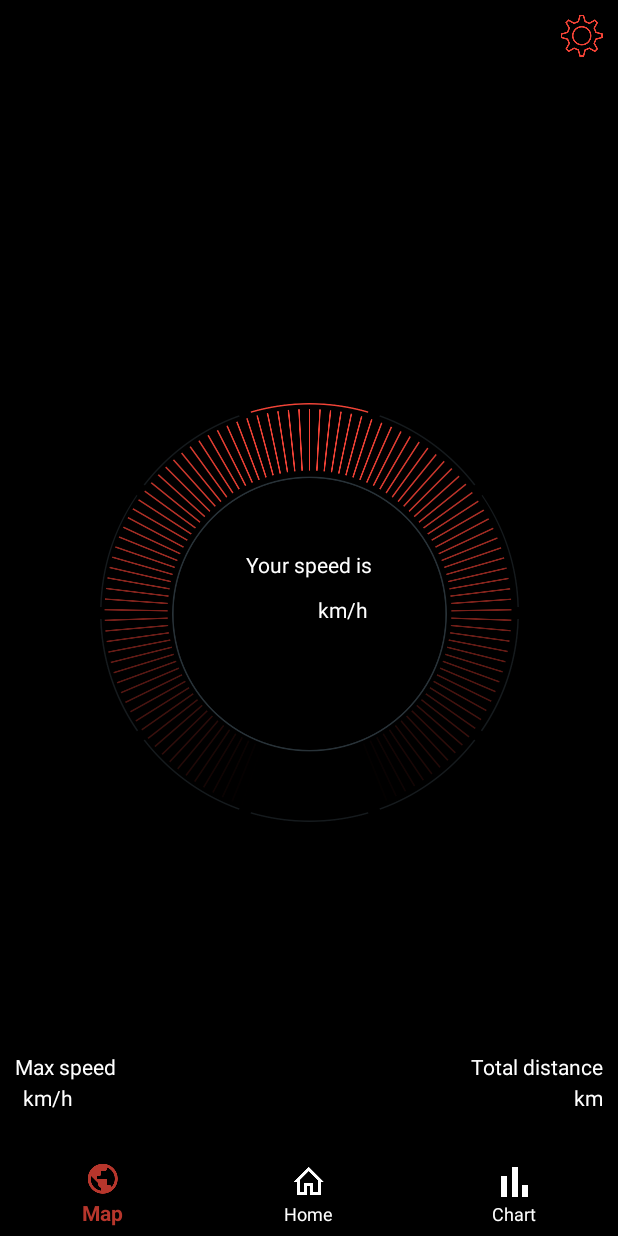
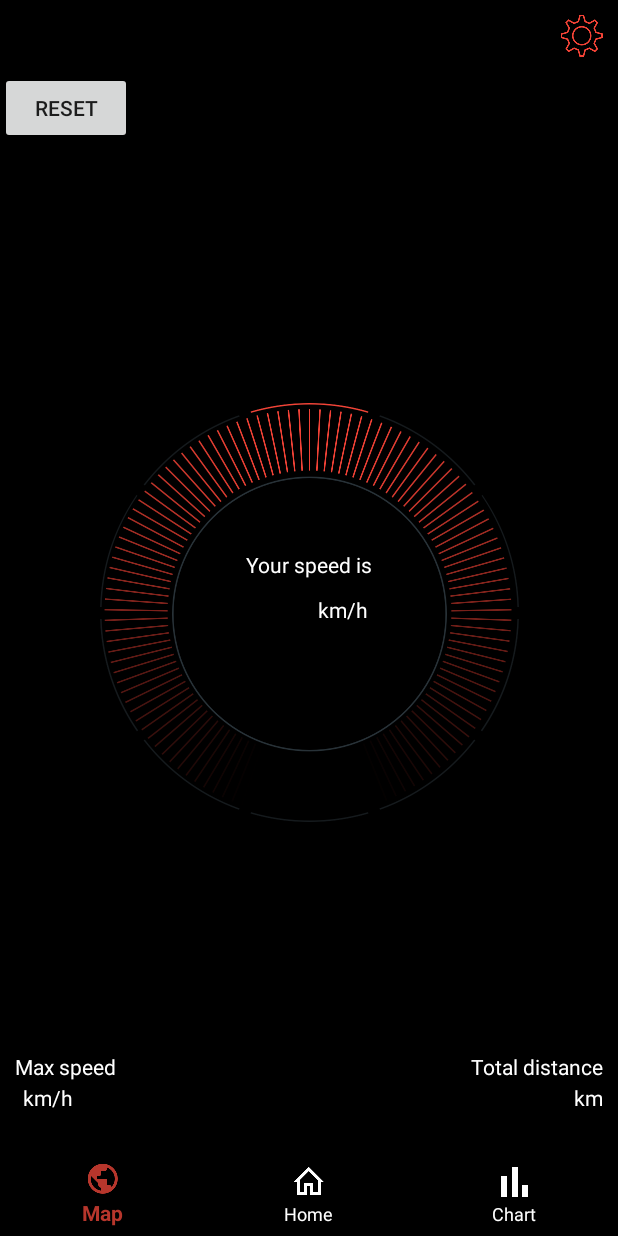
Before and after one commit to SergeyPanshyn/SpeedApp, an Android app: the screen it shows after launch (MainActivity), on a phone screen of 412 x 824 dp. Run offline under Robolectric (Android 15) with nearby library versions, the phone set to English and light mode, and no system bars; our stand-ins replace ButterKnife, Dagger/Hilt's generated code, Room's generated code, RxJava; 20 statements that could not run were skipped.

Commit message:
Created custom design for Graphs, fixed dashboard

```diff
--- a/app/src/main/java/com/example/speedtest/data/db/dao/ChartPointDao.kt
+++ b/app/src/main/java/com/example/speedtest/data/db/dao/ChartPointDao.kt
@@ -21,4 +21,7 @@ interface ChartPointDao {
 
     @Delete
     fun deleteChartPoint(chartPoint: ChartPoint)
+
+    @Query("DELETE FROM chartpoint")
+    fun deleteTable()
 }
--- a/app/src/main/java/com/example/speedtest/data/repository/ChartRepository.kt
+++ b/app/src/main/java/com/example/speedtest/data/repository/ChartRepository.kt
@@ -1,6 +1,7 @@
 package com.example.speedtest.data.repository
 
 import com.example.speedtest.data.db.entity.ChartPoint
+import io.reactivex.Completable
 import io.reactivex.Single
 
 /**
@@ -12,4 +13,6 @@ interface ChartRepository {
 
     fun getAllChartPoints(): Single<List<ChartPoint>>
 
+    fun deleteAllChartPoints(): Completable
+
 }
--- /dev/null
+++ b/app/src/main/java/com/example/speedtest/domain/chart/DeleteAllChartPointsUseCase.kt
@@ -0,0 +1,15 @@
+package com.example.speedtest.domain.chart
+
+import com.example.speedtest.data.repository.ChartRepository
+import com.example.speedtest.domain.base.UseCaseCompletable
+import com.example.speedtest.domain.schedulers.ObserveOn
+import com.example.speedtest.domain.schedulers.SubscribeOn
+import io.reactivex.Completable
+
+/**
+ * Created by Sergey Panshyn on 15.02.2018.
+ */
+class DeleteAllChartPointsUseCase(observeOn: ObserveOn, subscribeOn: SubscribeOn, val chartRepository: ChartRepository): UseCaseCompletable(subscribeOn, observeOn) {
+    override val useCaseCompletable: Completable
+        get() = chartRepository.deleteAllChartPoints()
+}
--- a/app/src/main/java/com/example/speedtest/presentation/dashboard/DashboardPresenter.kt
+++ b/app/src/main/java/com/example/speedtest/presentation/dashboard/DashboardPresenter.kt
@@ -19,6 +19,6 @@ interface DashboardPresenter<T>: Presenter<T> {
     fun subscribeToCurrentLocation()
 
     fun getSpeedInfoModel()
-//
-//    fun setSpeedModelInfo(speedInfoModel: SpeedInfoModel)
+
+    fun deleteAllChartPoints()
 }
--- a/app/src/main/java/com/example/speedtest/presentation/dashboard/DashboardPresenterImpl.kt
+++ b/app/src/main/java/com/example/speedtest/presentation/dashboard/DashboardPresenterImpl.kt
@@ -2,6 +2,7 @@ package com.example.speedtest.presentation.dashboard
 
 import android.util.Log
 import com.example.speedtest.data.db.entity.SpeedInfo
+import com.example.speedtest.domain.chart.DeleteAllChartPointsUseCase
 import com.example.speedtest.domain.speed.GetCurrentSpeedUseCase
 import com.example.speedtest.domain.speed.GetSpeedInfoUseCase
 import com.example.speedtest.domain.speed.SetSpeedInfoUseCase
@@ -12,7 +13,8 @@ import io.reactivex.observers.ResourceObserver
  */
 class DashboardPresenterImpl<T: DashboardPresenter.DashboardView>(private val getCurrentSpeedUseCase: GetCurrentSpeedUseCase,
                                                                   private val getSpeedInfoModelUseCase: GetSpeedInfoUseCase,
-                                                                  private val setSpeedInfoUseCase: SetSpeedInfoUseCase): DashboardPresenter<T> {
+                                                                  private val setSpeedInfoUseCase: SetSpeedInfoUseCase,
+                                                                  private val deleteAllChartPointsUseCase: DeleteAllChartPointsUseCase): DashboardPresenter<T> {
 
     private var view: T? = null
 
@@ -47,11 +49,10 @@ class DashboardPresenterImpl<T: DashboardPresenter.DashboardView>(private val ge
         )
     }
 
-//    override fun setSpeedModelInfo(speedInfoModel: SpeedInfoModel) {
-//        setSpeedInfoUseCase.speedInfoModel = speedInfoModel
-//        setSpeedInfoUseCase.executeCompletable(
-//                {Log.d("onxSetSpeedInfoModel", "Completed.")},
-//                {Log.d("onxSetSpeedInfoModel", "Err:$it")}
-//        )
-//    }
+    override fun deleteAllChartPoints() {
+        deleteAllChartPointsUseCase.executeCompletable(
+                {},
+                {}
+        )
+    }
 }
--- a/app/src/main/java/com/example/speedtest/presentation/dashboard/di/DashboardModule.kt
+++ b/app/src/main/java/com/example/speedtest/presentation/dashboard/di/DashboardModule.kt
@@ -1,7 +1,9 @@
 package com.example.speedtest.presentation.dashboard.di
 
+import com.example.speedtest.data.repository.ChartRepository
 import com.example.speedtest.data.repository.SpeedCheckManager
 import com.example.speedtest.data.repository.SpeedRepository
+import com.example.speedtest.domain.chart.DeleteAllChartPointsUseCase
 import com.example.speedtest.domain.schedulers.ObserveOn
 import com.example.speedtest.domain.schedulers.SubscribeOn
 import com.example.speedtest.domain.speed.GetCurrentSpeedUseCase
@@ -23,8 +25,9 @@ class DashboardModule {
     @PerActivity
     fun provideDashboardPresenter(getCurrentSpeedUseCase: GetCurrentSpeedUseCase,
                                   getSpeedInfoUseCase: GetSpeedInfoUseCase,
-                                  setSpeedInfoUseCase: SetSpeedInfoUseCase): DashboardPresenter<DashboardPresenter.DashboardView>
-            = DashboardPresenterImpl(getCurrentSpeedUseCase, getSpeedInfoUseCase, setSpeedInfoUseCase)
+                                  setSpeedInfoUseCase: SetSpeedInfoUseCase,
+                                  deleteAllChartPointsUseCase: DeleteAllChartPointsUseCase): DashboardPresenter<DashboardPresenter.DashboardView>
+            = DashboardPresenterImpl(getCurrentSpeedUseCase, getSpeedInfoUseCase, setSpeedInfoUseCase, deleteAllChartPointsUseCase)
 
     @Provides
     @PerActivity
@@ -41,4 +44,8 @@ class DashboardModule {
     fun provideSetSpeedInfoUseCase(observeOn: ObserveOn, subscribeOn: SubscribeOn, speedRepository: SpeedRepository)
             = SetSpeedInfoUseCase(observeOn, subscribeOn, speedRepository)
 
+    @Provides
+    @PerActivity
+    fun provideDeleteAllChartPointsUseCase(observeOn: ObserveOn, subscribeOn: SubscribeOn, chartRepository: ChartRepository)
+            = DeleteAllChartPointsUseCase(observeOn, subscribeOn, chartRepository)
 }
--- a/app/src/main/res/layout/dashboard_fragment.xml
+++ b/app/src/main/res/layout/dashboard_fragment.xml
@@ -5,6 +5,13 @@
     android:layout_height="match_parent"
     xmlns:app="http://schemas.android.com/apk/res-auto"
     android:background="@color/black">
+
+    <Button
+        android:id="@+id/button"
+        android:layout_width="wrap_content"
+        android:layout_height="wrap_content"
+        android:text="reset"
+        />
 
     <ImageView
         android:id="@+id/speet_circle_iv"
```
Also changed, not shown: app/src/main/java/com/example/speedtest/data/repository/ChartRepositoryImpl.kt (+5 -13 lines), app/src/main/java/com/example/speedtest/data/repository/SpeedRepositoryImpl.kt (+0 -13 lines), app/src/main/java/com/example/speedtest/presentation/chart/ChartFragment.kt (+23 -11 lines), app/src/main/java/com/example/speedtest/presentation/chart/MyMarkerView.kt (added, +35 -0 lines), app/src/main/java/com/example/speedtest/presentation/dashboard/DashboardFragment.kt (+13 -0 lines), app/src/main/res/layout/chart_fragment.xml (+30 -0 lines), app/src/main/res/layout/custom_marker_view.xml (added, +22 -0 lines), app/src/main/res/drawable/marker2.png (added).
